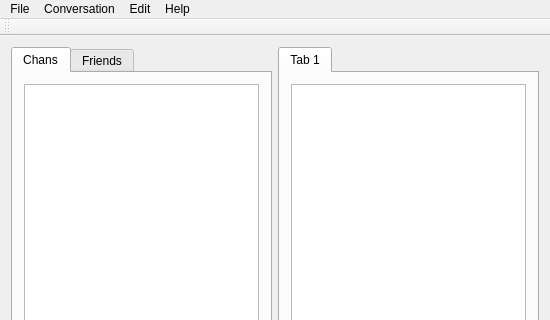
Before: the Qt Designer form src/client/gui/mainwindow.ui in sush/Live-Jamming, drawn with Qt 5; both pictures show x 0 to 550 and y 0 to 320 of the 550 by 510 pixel window.
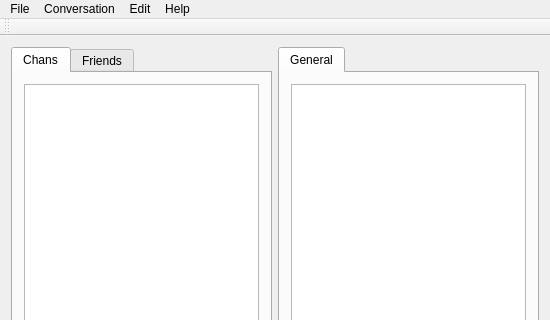
After: the same form once the commit is applied.

```diff
--- a/src/client/gui/mainwindow.ui
+++ b/src/client/gui/mainwindow.ui
@@ -81,7 +81,7 @@
       </property>
       <widget class="QWidget" name="tab">
        <attribute name="title">
-        <string>Tab 1</string>
+        <string>General</string>
        </attribute>
        <layout class="QVBoxLayout" name="verticalLayout_4">
         <item>
```
Left out of the diff: 2 changed lines with no effect on the pictures.
